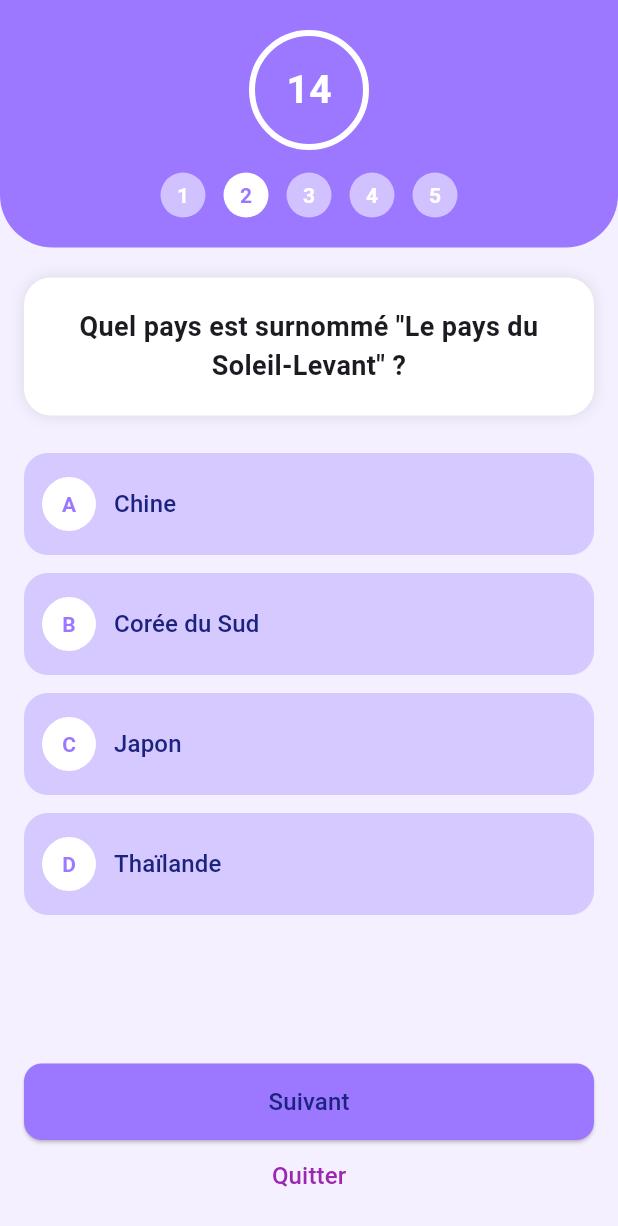
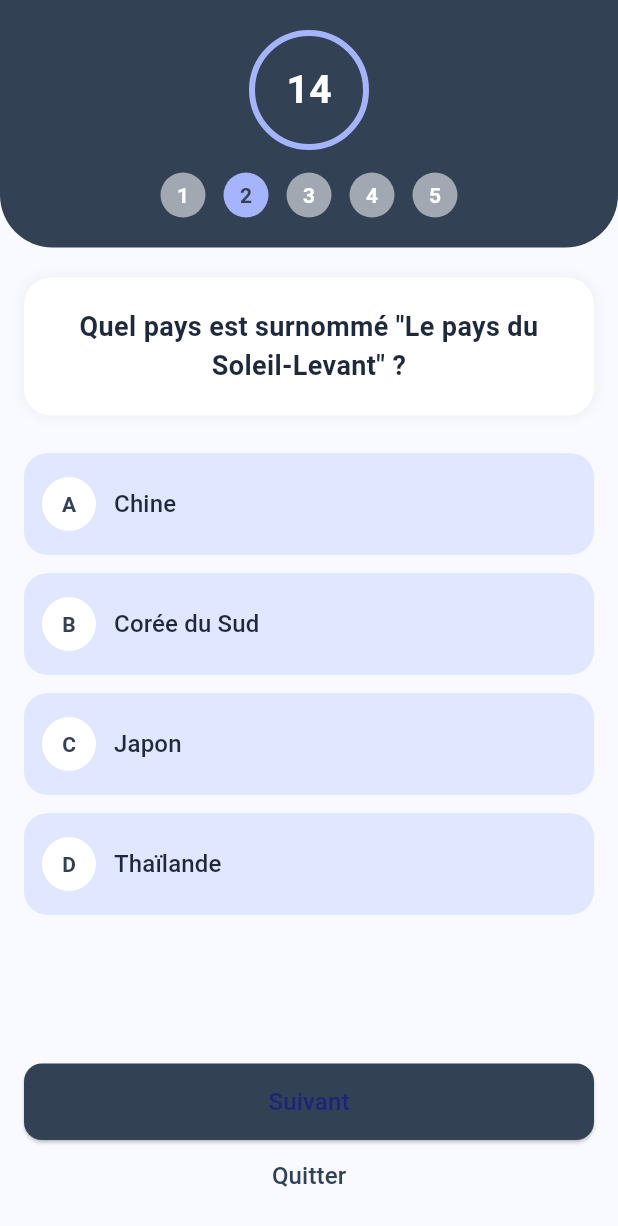
Before and after one commit to sallma123/quiz-flutter, a Flutter app: the HomePage screen opened by its route, after a tap on "Culture générale", after a tap on "Suivant", on a phone screen of 412 x 824 dp. Shown: the top 1226 px of the screen. Run offline on Flutter 3.47's test engine with Material 3 defaults, Android fonts, the light colour scheme and no system bars; our stand-ins replace flutter_riverpod, flutter_secure_storage, go_router, hive, hive_flutter; accounts and stored records are empty.

```diff
--- a/lib/core/app_router.dart
+++ /dev/null
@@ -1,106 +0,0 @@
-// lib/core/app_router.dart
-import 'package:flutter/material.dart';
-import 'package:go_router/go_router.dart';
-
-// Routes & pages utilisées
-import '../features/home/create_quiz_page.dart';
-import '../features/home/quiz_page.dart';
-import 'constants.dart';
-import '../features/auth/login_page.dart';
-import '../features/auth/signup_page.dart';
-import '../features/home/home_page.dart';
-import '../features/navigation/main_navigation.dart';
-import '../features/home/result_page.dart';
-import '../features/home/answers_page.dart';
-
-final router = GoRouter(
-  initialLocation: AppRoutes.splash,
-  errorBuilder: (context, state) => const Scaffold(
-    body: Center(child: Text('Page introuvable')),
-  ),
-  routes: [
-    GoRoute(
-      path: AppRoutes.splash,
-      builder: (context, state) => const SplashScreen(),
-    ),
-    GoRoute(
-      path: AppRoutes.login,
-      builder: (context, state) => const LoginPage(),
-    ),
-    GoRoute(
-      path: AppRoutes.signup,
-      builder: (context, state) => const SignupPage(),
-    ),
-    GoRoute(
-      path: AppRoutes.main,
-      builder: (context, state) => const MainNavigationPage(),
-    ),
-    GoRoute(
-      path: AppRoutes.home,
-      builder: (context, state) => const HomePage(),
-    ),
-    GoRoute(
-      path: '/result',
-      builder: (context, state) {
-        final extra = state.extra as Map;
-
-        return ResultPage(
-          score: extra['score'],
-          total: extra['total'],
-          questions: extra['questions'],
-          selections: extra['selections'],
-        );
-      },
-    ),
-    GoRoute(
-      path: '/answers',
-      builder: (context, state) {
-        final extra = state.extra as Map;
-
-        return AnswersPage(
-          questions: extra['questions'],
-          selections: extra['selections'],
-        );
-      },
-    ),
-
-
-    // Route /quiz : on parse state.location pour être compatible toutes versions
-   GoRoute(
-      path: AppRoutes.quiz,
-      builder: (context, state) {
-        final uri = Uri.parse(state.location);
-        final id = uri.queryParameters['id'] ?? '';
-        final title = uri.queryParameters['title'] ?? 'Quiz';
-        return QuizPage(categoryId: id, title: title);
-      },
-    ),
-
-    GoRoute(
-      path: AppRoutes.createQuiz,
-      builder: (context, state) => const CreateQuizPage(),
-    ),
-  ],
-);
-
-class SplashScreen extends StatefulWidget {
-  const SplashScreen({super.key});
-  @override
-  State<SplashScreen> createState() => _SplashScreenState();
-}
-
-class _SplashScreenState extends State<SplashScreen> {
-  @override
-  void initState() {
-    super.initState();
-    Future.delayed(const Duration(milliseconds: 800)).then((_) {
-      if (!mounted) return;
-      context.go(AppRoutes.login);
-    });
-  }
-
-  @override
-  Widget build(BuildContext context) {
-    return const Scaffold(body: Center(child: CircularProgressIndicator()));
-  }
-}
--- a/lib/core/constants.dart
+++ b/lib/core/constants.dart
@@ -9,5 +9,6 @@ class AppRoutes {
   static const String profile = '/home/profile';
   static const String history = '/home/history';
   static const String quiz = '/quiz';
-
+  static const result = '/result';
+  static const answers = '/answers';
 }
--- a/lib/features/home/quiz_page.dart
+++ b/lib/features/home/quiz_page.dart
@@ -78,7 +78,7 @@ class _QuizPageState extends ConsumerState<QuizPage> {
     final q = quizState.questions[quizState.currentIndex];
 
     return Scaffold(
-      backgroundColor: const Color(0xFFF5F0FF),
+      backgroundColor: const Color(0xFFF8FAFF),
       body: SafeArea(
         child: Column(
           children: [
@@ -89,7 +89,7 @@ class _QuizPageState extends ConsumerState<QuizPage> {
               width: double.infinity,
               padding: const EdgeInsets.symmetric(vertical: 20),
               decoration: const BoxDecoration(
-                color: Color(0xFF9C77FF),
+                color: Color(0xFF334155), // Bleu ardoise
                 borderRadius: BorderRadius.only(
                   bottomLeft: Radius.circular(35),
                   bottomRight: Radius.circular(35),
@@ -103,7 +103,10 @@ class _QuizPageState extends ConsumerState<QuizPage> {
                     width: 80,
                     decoration: BoxDecoration(
                       shape: BoxShape.circle,
-                      border: Border.all(color: Colors.white, width: 4),
+                      border: Border.all(
+                        color: const Color(0xFFA5B4FC), // Lavande
+                        width: 4,
+                      ),
                     ),
                     child: Center(
                       child: Text(
@@ -129,7 +132,9 @@ class _QuizPageState extends ConsumerState<QuizPage> {
                         height: 30,
                         width: 30,
                         decoration: BoxDecoration(
-                          color: isActive ? Colors.white : Colors.white54,
+                          color: isActive
+                              ? const Color(0xFFA5B4FC)
+                              : Colors.white54,
                           shape: BoxShape.circle,
                         ),
                         child: Center(
@@ -137,7 +142,7 @@ class _QuizPageState extends ConsumerState<QuizPage> {
                             "${i + 1}",
                             style: TextStyle(
                               color: isActive
-                                  ? const Color(0xFF9C77FF)
+                                  ? const Color(0xFF334155)
                                   : Colors.white,
                               fontWeight: FontWeight.bold,
                             ),
@@ -163,7 +168,7 @@ class _QuizPageState extends ConsumerState<QuizPage> {
                 borderRadius: BorderRadius.circular(18),
                 boxShadow: [
                   BoxShadow(
-                    color: Colors.black.withOpacity(.1),
+                    color: Colors.black.withOpacity(.05),
                     blurRadius: 8,
                   ),
                 ],
@@ -174,6 +179,7 @@ class _QuizPageState extends ConsumerState<QuizPage> {
                 style: const TextStyle(
                   fontSize: 18,
                   fontWeight: FontWeight.w600,
+                  color: Color(0xFF1E293B),
                 ),
               ),
             ),
@@ -197,8 +203,8 @@ class _QuizPageState extends ConsumerState<QuizPage> {
                     child: ElevatedButton(
                       style: ElevatedButton.styleFrom(
                         backgroundColor: isSelected
-                            ? const Color(0xFF9C77FF)
-                            : const Color(0xFFD6C9FF),
+                            ? const Color(0xFFA5B4FC)
+                            : const Color(0xFFE0E7FF),
                         elevation: 0,
                         padding: const EdgeInsets.symmetric(
                             vertical: 16, horizontal: 12),
@@ -221,7 +227,7 @@ class _QuizPageState extends ConsumerState<QuizPage> {
                                 String.fromCharCode(65 + i),
                                 style: const TextStyle(
                                   fontWeight: FontWeight.bold,
-                                  color: Color(0xFF9C77FF),
+                                  color: Color(0xFF334155),
                                 ),
                               ),
                             ),
@@ -230,7 +236,10 @@ class _QuizPageState extends ConsumerState<QuizPage> {
                           Expanded(
                             child: Text(
                               q.options[i],
-                              style: const TextStyle(fontSize: 16),
+                              style: const TextStyle(
+                                fontSize: 16,
+                                color: Color(0xFF1E293B),
+                              ),
                             ),
                           ),
                         ],
@@ -256,43 +265,15 @@ class _QuizPageState extends ConsumerState<QuizPage> {
                           ctrl.nextQuestion();
                           startTimer();
                         } else {
-                          // 🔥 FIN DU QUIZ
                           ctrl.submitQuiz();
-                          final updatedState =
-                          ref.read(quizControllerProvider);
-
-                          // 🔥 ENREGISTREMENT HISTORIQUE
-                          final historyBox =
-                          Hive.box<HistoryRecord>('history');
-
-                          final record = HistoryRecord(
-                            id: DateTime.now().millisecondsSinceEpoch.toString(),
-                            categoryId: widget.categoryId,
-                            title: widget.title,
-                            dateTime: DateTime.now(),
-                            score: updatedState.score,
-                            totalQuestions: updatedState.questions.length,
-                            questions: updatedState.questions,
-                            selections: updatedState.selections,
-                          );
-
-                          await historyBox.add(record);
-
-                          // 🔥 NAVIGATION RESULTATS
-                          context.go(
-                            '/result',
-                            extra: {
-                              'score': updatedState.score,
-                              'total': updatedState.questions.length,
-                              'questions': updatedState.questions,
-                              'selections': updatedState.selections,
-                            },
-                          );
+                          context.go('/result');
                         }
                       },
                       style: ElevatedButton.styleFrom(
-                        backgroundColor: const Color(0xFF9C77FF),
-                        padding: const EdgeInsets.symmetric(vertical: 14),
+                        backgroundColor:
+                        const Color(0xFF334155),
+                        padding:
+                        const EdgeInsets.symmetric(vertical: 14),
                         shape: RoundedRectangleBorder(
                           borderRadius: BorderRadius.circular(12),
                         ),
@@ -313,8 +294,10 @@ class _QuizPageState extends ConsumerState<QuizPage> {
                     },
                     child: const Text(
                       "Quitter",
-                      style:
-                      TextStyle(color: Colors.purple, fontSize: 16),
+                      style: TextStyle(
+                        color: Color(0xFF334155),
+                        fontSize: 16,
+                      ),
                     ),
                   ),
                 ],
@@ -324,5 +307,6 @@ class _QuizPageState extends ConsumerState<QuizPage> {
         ),
       ),
     );
+
   }
 }
```
Also changed, not shown: lib/features/auth/auth_controller.dart (+103 -32 lines), lib/features/profile/profile_page.dart (+10 -6 lines), lib/main.dart (+14 -8 lines), lib/providers/router_provider.dart (added, +97 -0 lines).
